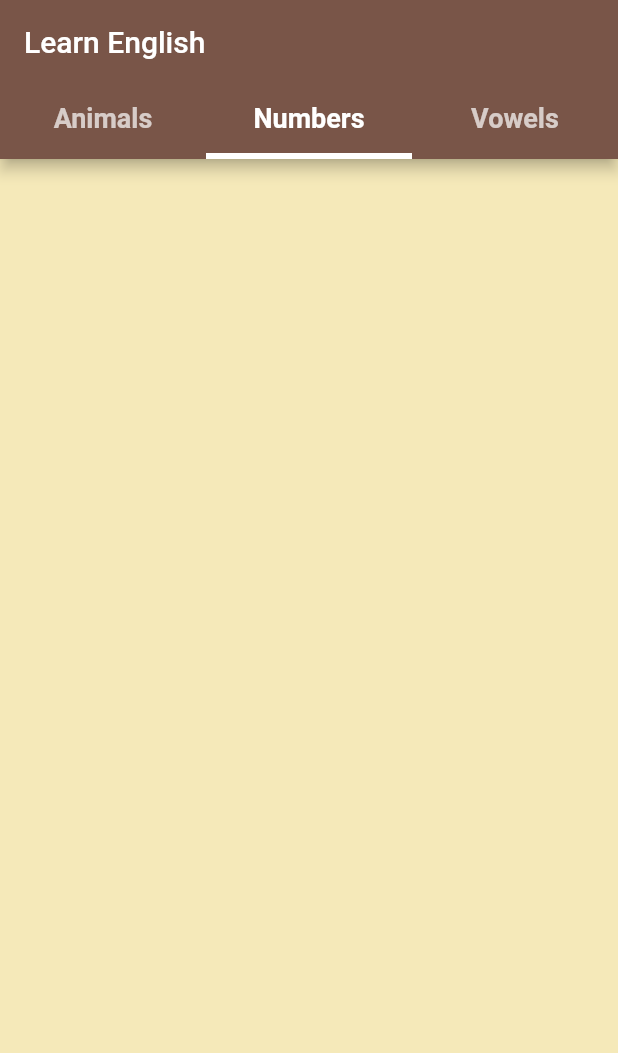
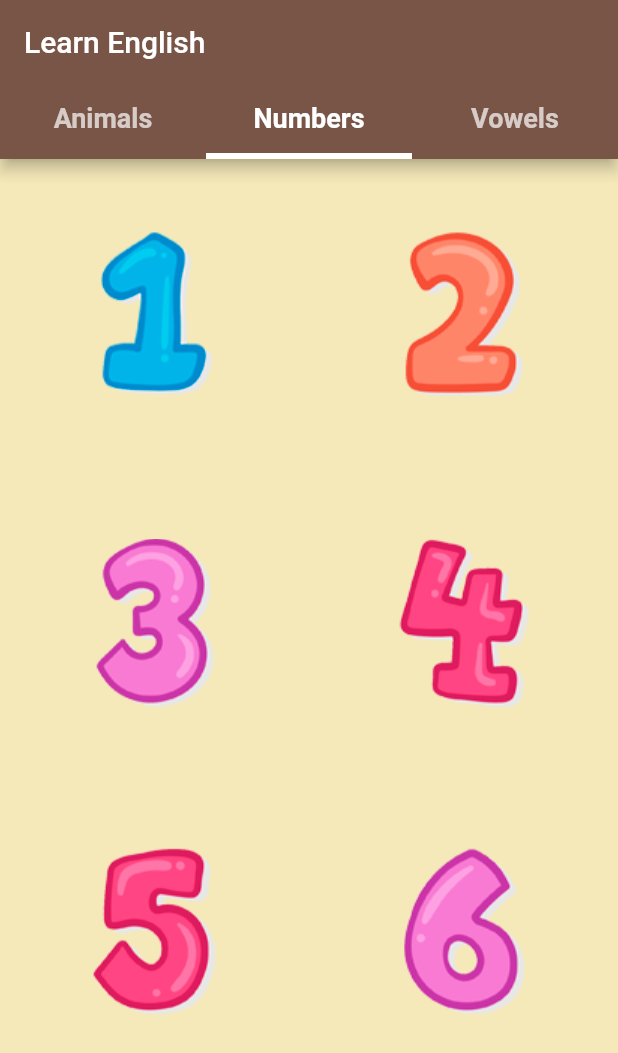
Before and after one commit to danielperesjr/learn-english-kids-flutter, a Flutter app: the screen it shows after launch, tab 2 chosen, on a phone screen of 412 x 824 dp. Shown: the top 1053 px of the screen. Run offline on Flutter 3.47's test engine with Material 2 defaults, Android fonts, the phone set to English and light mode, and no system bars.

Commit message:
style: implements Numbers UI screen

```diff
--- a/lib/screens/numbers.dart
+++ b/lib/screens/numbers.dart
@@ -10,6 +10,35 @@
 class _NumbersState extends State<Numbers> {
   @override
   Widget build(BuildContext context) {
-    return Container();
+    return GridView.count(
+      crossAxisCount: 2,
+      childAspectRatio: MediaQuery.of(context).size.aspectRatio * 2,
+      children: [
+        GestureDetector(
+          onTap: () {},
+          child: Image.asset("assets/images/1.png"),
+        ),
+        GestureDetector(
+          onTap: () {},
+          child: Image.asset("assets/images/2.png"),
+        ),
+        GestureDetector(
+          onTap: () {},
+          child: Image.asset("assets/images/3.png"),
+        ),
+        GestureDetector(
+          onTap: () {},
+          child: Image.asset("assets/images/4.png"),
+        ),
+        GestureDetector(
+          onTap: () {},
+          child: Image.asset("assets/images/5.png"),
+        ),
+        GestureDetector(
+          onTap: () {},
+          child: Image.asset("assets/images/6.png"),
+        ),
+      ],
+    );
   }
 }
```
